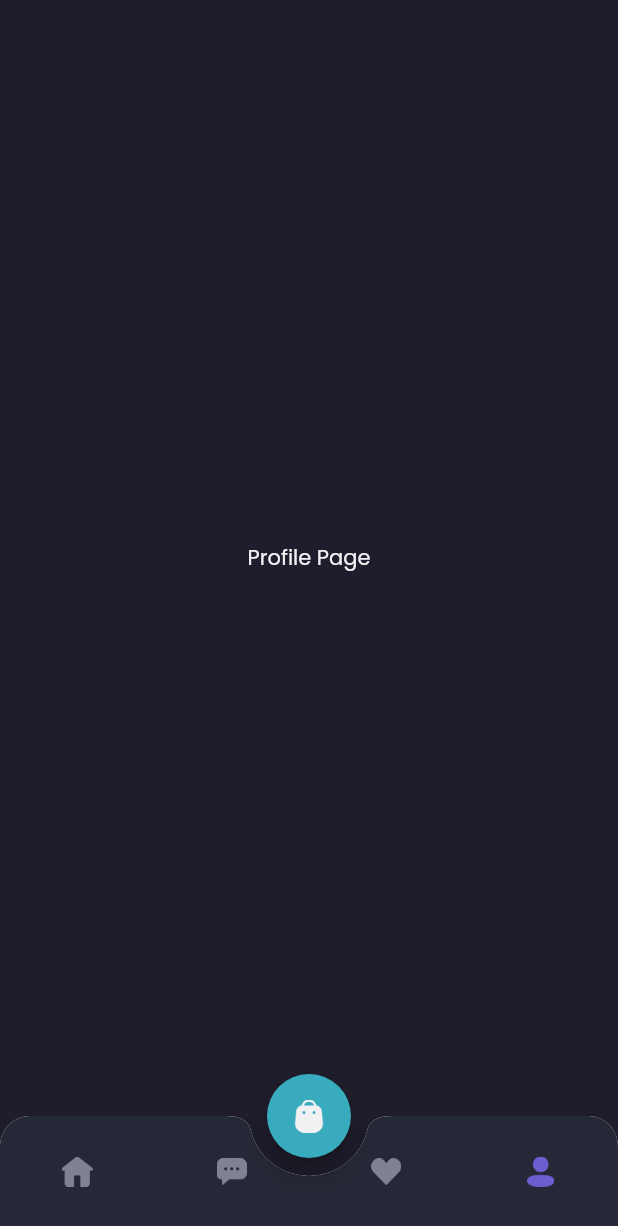
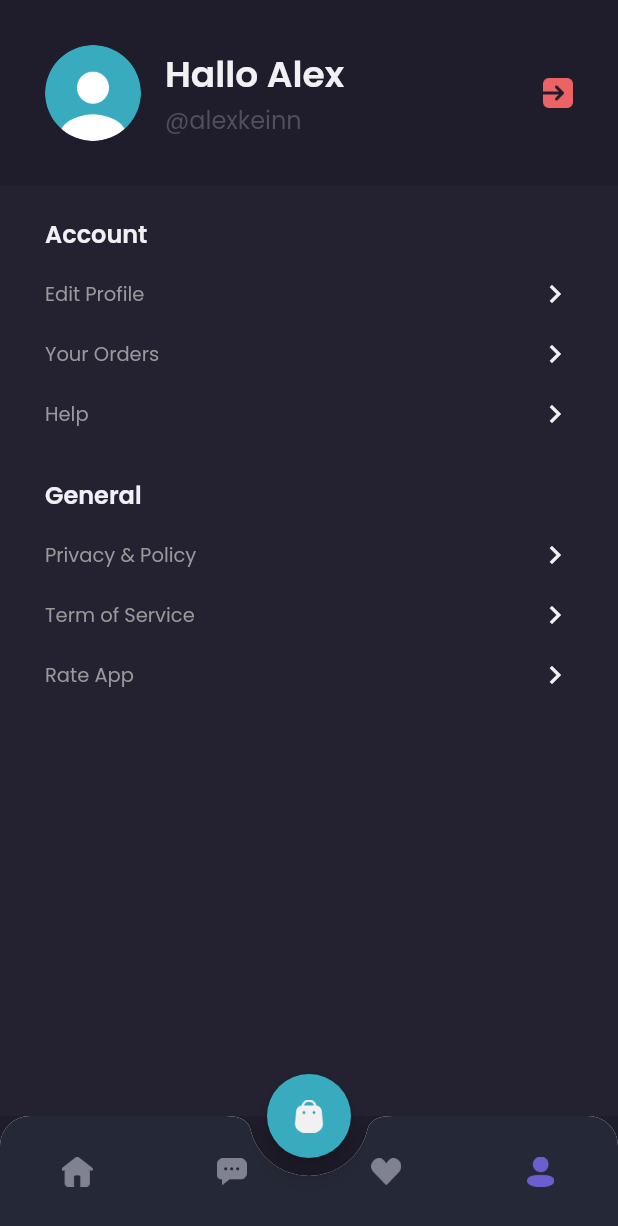
Before and after one commit to madezainul/flutter-shamo, a Flutter app: the MainPage screen opened by its route, item 4 of the bottom bar chosen, on a phone screen of 412 x 824 dp. Shown: the top 1226 px of the screen. Run offline on Flutter 3.47's test engine with Material 2 defaults, Android fonts, the phone set to English and light mode, and no system bars; our stand-ins replace google_fonts.

Commit message:
Bug lagi edit-profil-page

```diff
--- a/lib/main.dart
+++ b/lib/main.dart
@@ -1,5 +1,6 @@
 import 'package:flutter/material.dart';
 import 'package:shamo/pages/home/detail_chat_page.dart';
+import 'package:shamo/pages/home/edit_profile_page.dart';
 import 'package:shamo/pages/home/main_page.dart';
 import 'package:shamo/pages/sign_in_page.dart';
 import 'package:shamo/pages/sign_up_page.dart';
@@ -19,6 +20,7 @@ class MyApp extends StatelessWidget {
         '/sign-up': (context) => SignUpPage(),
         '/home': (context) => MainPage(),
         '/detail-chat': (context) => DetailChatPage(),
+        '/edit-profile-page': (context) => EditProfilePage(),
       },
     );
   }
--- /dev/null
+++ b/lib/pages/home/edit_profile_page.dart
@@ -0,0 +1,27 @@
+import 'package:flutter/material.dart';
+import 'package:shamo/theme.dart';
+
+class EditProfilePage extends StatelessWidget {
+  const EditProfilePage({Key? key}) : super(key: key);
+
+  @override
+  Widget build(BuildContext context) {
+    Widget header() {
+      return AppBar(
+        leading: IconButton(
+          icon: Icon(Icons.close),
+          onPressed: () {},
+        ),
+      );
+    }
+
+    Widget content() {
+      return Container();
+    }
+
+    return Scaffold(
+      backgroundColor: backgroundColor3,
+      appBar: AppBar(),
+    );
+  }
+}
--- a/lib/pages/home/profile_page.dart
+++ b/lib/pages/home/profile_page.dart
@@ -4,11 +4,154 @@ import 'package:shamo/theme.dart';
 class ProfilePage extends StatelessWidget {
   @override
   Widget build(BuildContext context) {
-    return Center(
-      child: Text(
-        'Profile Page',
-        style: primaryTextStyle,
-      ),
+    Widget header() {
+      return AppBar(
+        backgroundColor: backgroundColor1,
+        automaticallyImplyLeading: false,
+        elevation: 0,
+        flexibleSpace: SafeArea(
+          child: Container(
+            padding: EdgeInsets.all(
+              defaultMargin,
+            ),
+            child: Row(
+              children: [
+                ClipOval(
+                  child: Image.asset(
+                    'assets/image_profile.png',
+                    width: 64,
+                  ),
+                ),
+                SizedBox(
+                  width: 16,
+                ),
+                Expanded(
+                  child: Column(
+                    crossAxisAlignment: CrossAxisAlignment.start,
+                    children: [
+                      Text(
+                        'Hallo Alex',
+                        style: primaryTextStyle.copyWith(
+                          fontSize: 24,
+                          fontWeight: semiBold,
+                        ),
+                      ),
+                      Text(
+                        '@alexkeinn',
+                        style: subtitleTextStyle.copyWith(
+                          fontSize: 16,
+                        ),
+                      ),
+                    ],
+                  ),
+                ),
+                GestureDetector(
+                  onTap: () {
+                    Navigator.pushNamedAndRemoveUntil(
+                        context, '/sign-in', (route) => false);
+                  },
+                  child: Image.asset(
+                    'assets/button_exit.png',
+                    width: 20,
+                  ),
+                ),
+              ],
+            ),
+          ),
+        ),
+      );
+    }
+
+    Widget menuItem(String text) {
+      return Container(
+        margin: EdgeInsets.only(
+          top: 16,
+        ),
+        child: Row(
+          mainAxisAlignment: MainAxisAlignment.spaceBetween,
+          children: [
+            Text(
+              text,
+              style: secondaryTextStyle.copyWith(
+                fontSize: 13,
+              ),
+            ),
+            Icon(
+              Icons.chevron_right,
+              color: primaryTextColor,
+            ),
+          ],
+        ),
+      );
+    }
+
+    Widget content() {
+      return Expanded(
+        child: Container(
+          width: double.infinity,
+          padding: EdgeInsets.symmetric(
+            horizontal: defaultMargin,
+          ),
+          decoration: BoxDecoration(
+            color: backgroundColor3,
+          ),
+          child: Column(
+            crossAxisAlignment: CrossAxisAlignment.start,
+            children: [
+              SizedBox(
+                height: 20,
+              ),
+              Text(
+                'Account',
+                style: primaryTextStyle.copyWith(
+                  fontSize: 16,
+                  fontWeight: semiBold,
+                ),
+              ),
+              GestureDetector(
+                onTap: () {
+                  Navigator.pushNamed(context, '/edit-profile-page');
+                },
+                child: menuItem(
+                  'Edit Profile',
+                ),
+              ),
+              menuItem(
+                'Your Orders',
+              ),
+              menuItem(
+                'Help',
+              ),
+              SizedBox(
+                height: 30,
+              ),
+              Text(
+                'General',
+                style: primaryTextStyle.copyWith(
+                  fontSize: 16,
+                  fontWeight: semiBold,
+                ),
+              ),
+              menuItem(
+                'Privacy & Policy',
+              ),
+              menuItem(
+                'Term of Service',
+              ),
+              menuItem(
+                'Rate App',
+              ),
+            ],
+          ),
+        ),
+      );
+    }
+
+    return Column(
+      children: [
+        header(),
+        content(),
+      ],
     );
   }
 }
```
